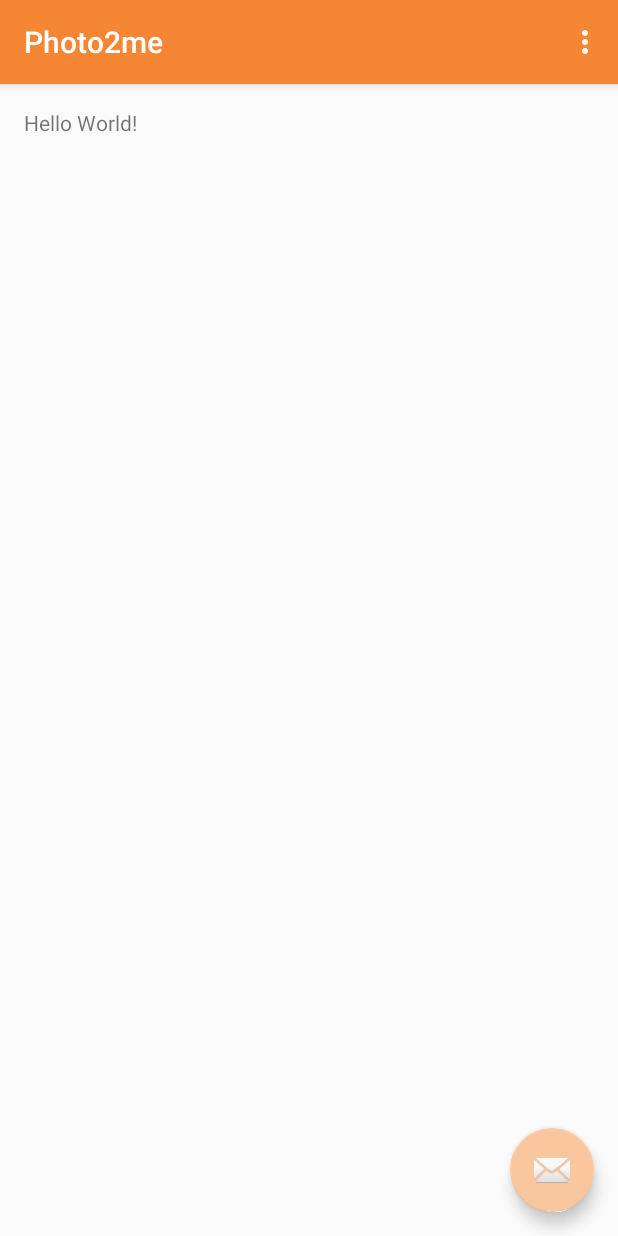
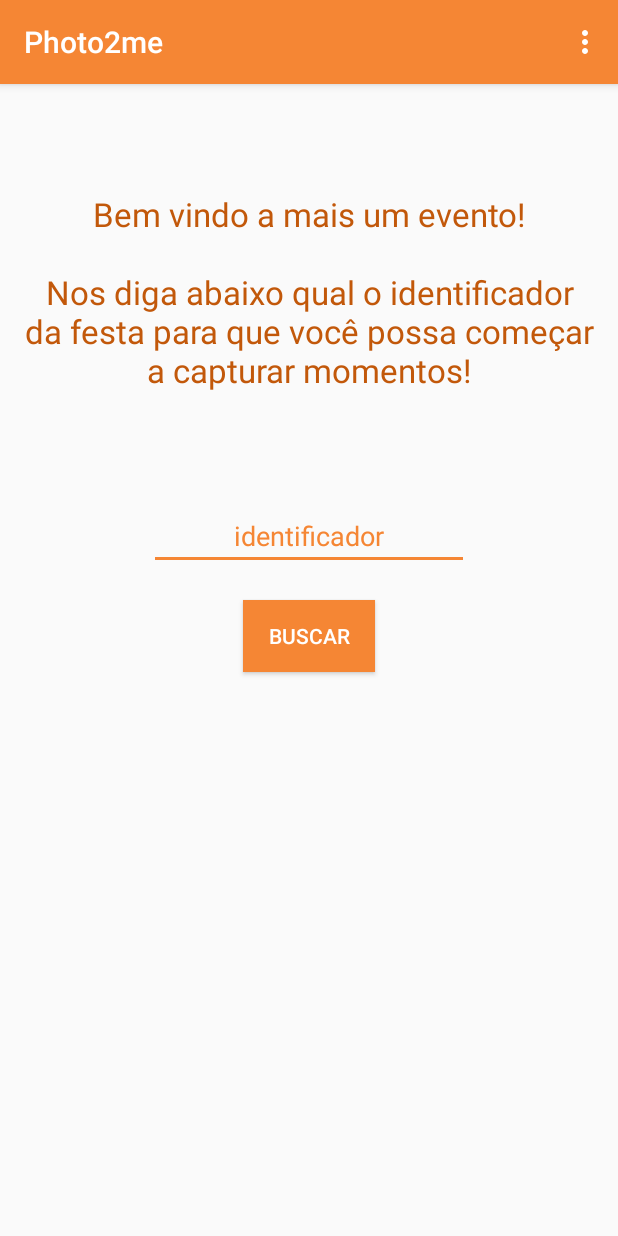
Before and after one commit to fabiomolinar/photo2me, an Android app: the MainActivity screen opened directly, with no data from a screen before it, on a phone screen of 412 x 824 dp. Run offline under Robolectric (Android 15) with nearby library versions, the phone set to English and light mode, and no system bars.

Commit message:
Criando main activity e começando a fazer a parte do post.

```diff
--- a/AndroidApp/Photo2me/app/src/main/AndroidManifest.xml
+++ b/AndroidApp/Photo2me/app/src/main/AndroidManifest.xml
@@ -1,6 +1,9 @@
 <?xml version="1.0" encoding="utf-8"?>
 <manifest xmlns:android="http://schemas.android.com/apk/res/android"
     package="com.photo2me.photo2me">
+
+    <uses-permission android:name="android.permission.INTERNET"/>
+    <uses-permission android:name="android.permission.ACCESS_NETWORK_STATE"/>
 
     <application
         android:allowBackup="true"
@@ -8,6 +11,7 @@
         android:label="@string/app_name"
         android:supportsRtl="true"
         android:theme="@style/AppTheme">
+
         <activity
             android:name=".SplashActivity"
             android:theme="@style/SplashBackground">
@@ -17,11 +21,13 @@
                 <category android:name="android.intent.category.LAUNCHER" />
             </intent-filter>
         </activity>
+
         <activity
             android:name=".TermsActivity"
             android:theme="@style/SplashBackgroundInvertido">
 
         </activity>
+
         <activity
             android:name=".MainActivity"
             android:label="@string/app_name"
--- a/AndroidApp/Photo2me/app/src/main/res/layout/activity_main.xml
+++ b/AndroidApp/Photo2me/app/src/main/res/layout/activity_main.xml
@@ -23,6 +23,7 @@
 
     <include layout="@layout/content_main" />
 
+    <!--
     <android.support.design.widget.FloatingActionButton
         android:id="@+id/fab"
         android:layout_width="wrap_content"
@@ -30,5 +31,6 @@
         android:layout_gravity="bottom|end"
         android:layout_margin="@dimen/fab_margin"
         android:src="@android:drawable/ic_dialog_email" />
+    -->
 
 </android.support.design.widget.CoordinatorLayout>
--- a/AndroidApp/Photo2me/app/src/main/res/layout/fragment_main.xml
+++ b/AndroidApp/Photo2me/app/src/main/res/layout/fragment_main.xml
@@ -12,6 +12,37 @@
     <TextView
         android:layout_width="wrap_content"
         android:layout_height="wrap_content"
-        android:text="Hello World!" />
+        android:textAppearance="?android:attr/textAppearanceLarge"
+        android:text="@string/main_chamada"
+        android:textAlignment="center"
+        android:textColor="@color/laranjaSemiEscuro"
+        android:id="@+id/txtChamada"
+        android:layout_alignParentTop="true"
+        android:layout_alignParentLeft="true"
+        android:layout_alignParentStart="true"
+        android:layout_marginTop="56dp" />
+
+    <EditText
+        android:layout_width="wrap_content"
+        android:layout_height="wrap_content"
+        android:inputType="number"
+        android:ems="10"
+        android:id="@+id/etxIdentificador"
+        android:hint="@string/identificador"
+        android:layout_marginTop="73dp"
+        android:layout_below="@+id/txtChamada"
+        android:layout_centerHorizontal="true"
+        style="@style/EditTextLaranja"/>
+
+    <Button
+        android:layout_width="wrap_content"
+        android:layout_height="wrap_content"
+        android:text="@string/buscar"
+        android:id="@+id/btnBuscar"
+        android:layout_below="@+id/etxIdentificador"
+        android:layout_centerHorizontal="true"
+        android:layout_marginTop="20dp"
+        style="@style/BotaoLaranja"
+        android:onClick="buscarFestaClick"/>
 
 </RelativeLayout>
--- a/AndroidApp/Photo2me/app/src/main/res/values/strings.xml
+++ b/AndroidApp/Photo2me/app/src/main/res/values/strings.xml
@@ -1,13 +1,13 @@
 <resources>
     <string name="app_name">Photo2me</string>
-    <string name="action_settings">Settings</string>
+    <string name="action_settings">Configurações</string>
     <string name="logo">Logo</string>
     <string name="bem_vindo">Bem Vindo!</string>
     <string name="eu_aceito">Eu aceito</string>
     <string name="necessario_aceitar_termos">Para utilizar o app, primeiro é necessário aceitar os termos descritos abaixo.</string>
     <string name="termos">
         <![CDATA[
-            <h1>Título</h1>
+        <h1>Título</h1>
         <p>Aqui irá o parágrafo falando dos termos de uso e etc.</p>
         <h2>Sub Título</h2>
         <p>Aqui vai mais um parágrafo falando de um monte de coisa.</p>
@@ -21,4 +21,13 @@
         <p>E mais um título falando de um moooooonte de coisa. E repetidas vezes para eu ver como ficará na tela, visto que o texto é grande. Vamos começar a repetir! E mais um título falando de um moooooonte de coisa. E repetidas vezes para eu ver como ficará na tela, visto que o texto é grande. Vamos começar a repetir! E mais um título falando de um moooooonte de coisa. E repetidas vezes para eu ver como ficará na tela, visto que o texto é grande. Vamos começar a repetir! E mais um título falando de um moooooonte de coisa. E repetidas vezes para eu ver como ficará na tela, visto que o texto é grande. Vamos começar a repetir! E mais um título falando de um moooooonte de coisa. E repetidas vezes para eu ver como ficará na tela, visto que o texto é grande. Vamos começar a repetir!</p>
         ]]>
     </string>
+    <string name="main_chamada">Bem vindo a mais um evento!\n\nNos diga abaixo qual o identificador da festa para que você possa começar a capturar momentos!</string>
+    <string name="identificador">identificador</string>
+    <string name="buscar">buscar</string>
+
+    <string name="site">www.photo2me.com</string>
+    <string name="api_dados_festa">/dadosFesta</string>
+    <string name="api_receber_foto">/receberFoto</string>
+    <string name="precisa_estar_conectado">Você precisa estar conectado à internet</string>
+    <string name="problema_com_conexao">Ops, temos um problema com a conexão</string>
 </resources>
--- a/AndroidApp/Photo2me/app/src/main/res/values/styles.xml
+++ b/AndroidApp/Photo2me/app/src/main/res/values/styles.xml
@@ -24,4 +24,19 @@
         <item name="android:windowBackground">@drawable/splash_background_invertido</item>
     </style>
 
+    <style name="EditTextLaranja">
+        <item name="android:layout_centerHorizontal">true</item>
+        <item name="android:textAlignment">center</item>
+        <item name="android:backgroundTint">@color/laranjaOficial</item>
+        <item name="android:textColor">@color/laranjaOficial</item>
+        <item name="android:textColorHint">@color/laranjaOficial</item>
+    </style>
+
+    <style name="BotaoLaranja">
+        <item name="android:background">@color/laranjaOficial</item>
+        <item name="android:textColor">@color/branco</item>
+        <item name="android:paddingLeft">13dp</item>
+        <item name="android:paddingRight">13dp</item>
+    </style>
+
 </resources>
```
Also changed, not shown: AndroidApp/Photo2me/app/src/main/java/com/photo2me/photo2me/Festa.java (added, +25 -0 lines), AndroidApp/Photo2me/app/src/main/java/com/photo2me/photo2me/FestaDbAdapter.java (added, +72 -0 lines), AndroidApp/Photo2me/app/src/main/java/com/photo2me/photo2me/Foto.java (added, +26 -0 lines), AndroidApp/Photo2me/app/src/main/java/com/photo2me/photo2me/FotoDbAdapter.java (added, +74 -0 lines), AndroidApp/Photo2me/app/src/main/java/com/photo2me/photo2me/MainActivity.java (+70 -0 lines), 2 other files.
